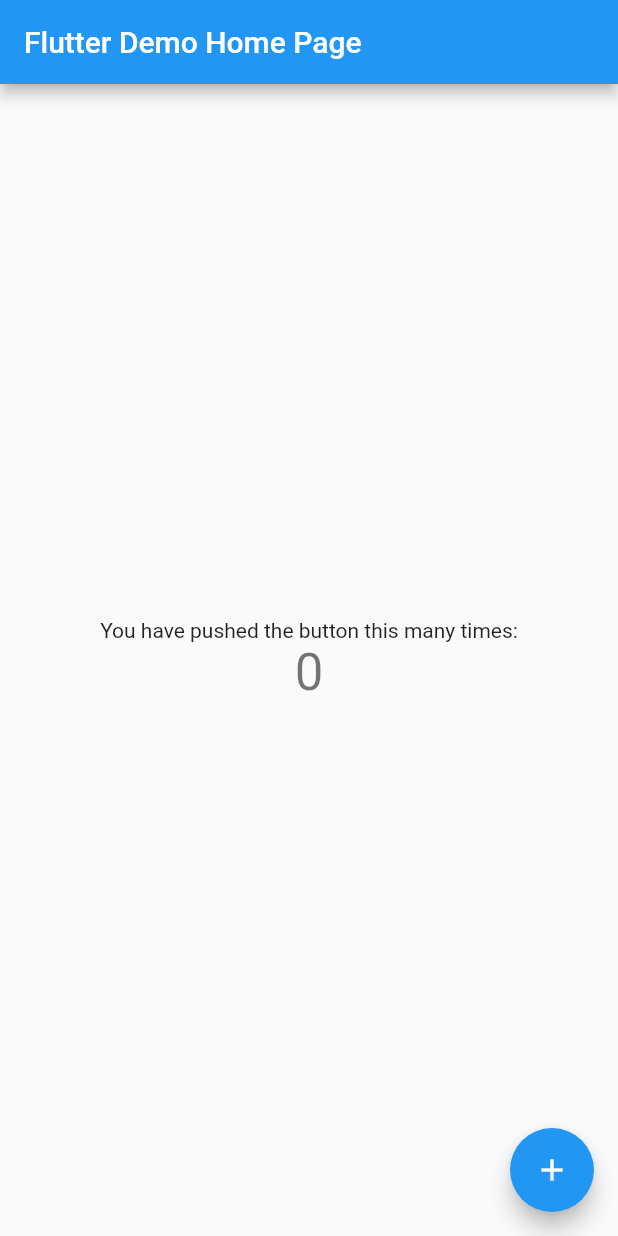
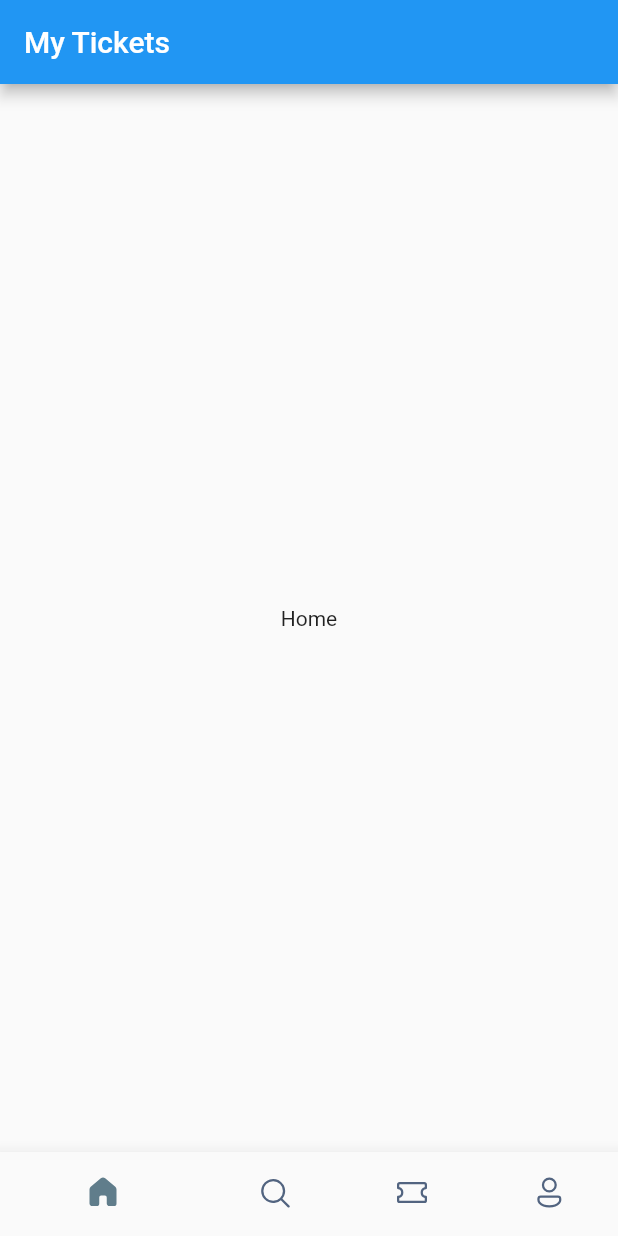
Before and after one commit to vedanshdwivedi/Ticket-Booking-App, a Flutter app: the screen it shows after launch, on a phone screen of 412 x 824 dp. Run offline on Flutter 3.47's test engine with Material 2 defaults, Android fonts, the phone set to English and light mode, and no system bars; our stand-ins replace fluentui_icons.

Commit message:
Added a Bottom Navigation Bar without pages

```diff
--- a/ticket_booking/lib/main.dart
+++ b/ticket_booking/lib/main.dart
@@ -1,4 +1,5 @@
 import 'package:flutter/material.dart';
+import 'package:ticket_booking/screens/bottom_bar.dart';
 
 void main() {
   runApp(const MyApp());
@@ -12,34 +13,17 @@ class MyApp extends StatelessWidget {
   Widget build(BuildContext context) {
     return MaterialApp(
       title: 'Flutter Demo',
+      debugShowCheckedModeBanner: false,
       theme: ThemeData(
-        // This is the theme of your application.
-        //
-        // Try running your application with "flutter run". You'll see the
-        // application has a blue toolbar. Then, without quitting the app, try
-        // changing the primarySwatch below to Colors.green and then invoke
-        // "hot reload" (press "r" in the console where you ran "flutter run",
-        // or simply save your changes to "hot reload" in a Flutter IDE).
-        // Notice that the counter didn't reset back to zero; the application
-        // is not restarted.
         primarySwatch: Colors.blue,
       ),
-      home: const MyHomePage(title: 'Flutter Demo Home Page'),
+      home: BottomBar(),
     );
   }
 }
 
 class MyHomePage extends StatefulWidget {
   const MyHomePage({super.key, required this.title});
-
-  // This widget is the home page of your application. It is stateful, meaning
-  // that it has a State object (defined below) that contains fields that affect
-  // how it looks.
-
-  // This class is the configuration for the state. It holds the values (in this
-  // case the title) provided by the parent (in this case the App widget) and
-  // used by the build method of the State. Fields in a Widget subclass are
-  // always marked "final".
 
   final String title;
 
@@ -52,47 +36,18 @@ class _MyHomePageState extends State<MyHomePage> {
 
   void _incrementCounter() {
     setState(() {
-      // This call to setState tells the Flutter framework that something has
-      // changed in this State, which causes it to rerun the build method below
-      // so that the display can reflect the updated values. If we changed
-      // _counter without calling setState(), then the build method would not be
-      // called again, and so nothing would appear to happen.
       _counter++;
     });
   }
 
   @override
   Widget build(BuildContext context) {
-    // This method is rerun every time setState is called, for instance as done
-    // by the _incrementCounter method above.
-    //
-    // The Flutter framework has been optimized to make rerunning build methods
-    // fast, so that you can just rebuild anything that needs updating rather
-    // than having to individually change instances of widgets.
     return Scaffold(
       appBar: AppBar(
-        // Here we take the value from the MyHomePage object that was created by
-        // the App.build method, and use it to set our appbar title.
         title: Text(widget.title),
       ),
       body: Center(
-        // Center is a layout widget. It takes a single child and positions it
-        // in the middle of the parent.
         child: Column(
-          // Column is also a layout widget. It takes a list of children and
-          // arranges them vertically. By default, it sizes itself to fit its
-          // children horizontally, and tries to be as tall as its parent.
-          //
-          // Invoke "debug painting" (press "p" in the console, choose the
-          // "Toggle Debug Paint" action from the Flutter Inspector in Android
-          // Studio, or the "Toggle Debug Paint" command in Visual Studio Code)
-          // to see the wireframe for each widget.
-          //
-          // Column has various properties to control how it sizes itself and
-          // how it positions its children. Here we use mainAxisAlignment to
-          // center the children vertically; the main axis here is the vertical
-          // axis because Columns are vertical (the cross axis would be
-          // horizontal).
           mainAxisAlignment: MainAxisAlignment.center,
           children: <Widget>[
             const Text(
--- /dev/null
+++ b/ticket_booking/lib/screens/bottom_bar.dart
@@ -0,0 +1,68 @@
+import 'package:fluentui_icons/fluentui_icons.dart';
+import 'package:flutter/material.dart';
+import 'package:flutter/src/widgets/container.dart';
+import 'package:flutter/src/widgets/framework.dart';
+
+class BottomBar extends StatefulWidget {
+  const BottomBar({super.key});
+
+  @override
+  State<BottomBar> createState() => _BottomBarState();
+}
+
+class _BottomBarState extends State<BottomBar> {
+  int _selectedIndex = 0;
+  static final List<Widget> _widgetOptions = <Widget>[
+    const Text("Home"),
+    const Text("Search"),
+    const Text("Tickets"),
+    const Text("Account")
+  ];
+
+  void _onItemTapped(int index) {
+    if (index < 0) {
+      index = 0;
+    }
+    if (index > 3) {
+      index = 3;
+    }
+    setState(() {
+      _selectedIndex = index;
+    });
+  }
+
+  @override
+  Widget build(BuildContext context) {
+    return Scaffold(
+      appBar: AppBar(
+        title: const Text("My Tickets"),
+      ),
+      body: Center(child: _widgetOptions[_selectedIndex]),
+      bottomNavigationBar: BottomNavigationBar(
+          onTap: _onItemTapped,
+          elevation: 10,
+          showSelectedLabels: false,
+          showUnselectedLabels: false,
+          selectedItemColor: Colors.blueGrey,
+          unselectedItemColor: const Color(0xFF526480),
+          items: const [
+            BottomNavigationBarItem(
+                icon: Icon(FluentSystemIcons.ic_fluent_home_regular),
+                activeIcon: Icon(FluentSystemIcons.ic_fluent_home_filled),
+                label: "Home"),
+            BottomNavigationBarItem(
+                icon: Icon(FluentSystemIcons.ic_fluent_search_regular),
+                activeIcon: Icon(FluentSystemIcons.ic_fluent_search_filled),
+                label: "Search"),
+            BottomNavigationBarItem(
+                icon: Icon(FluentSystemIcons.ic_fluent_ticket_regular),
+                activeIcon: Icon(FluentSystemIcons.ic_fluent_ticket_filled),
+                label: "Tickets"),
+            BottomNavigationBarItem(
+                icon: Icon(FluentSystemIcons.ic_fluent_person_regular),
+                activeIcon: Icon(FluentSystemIcons.ic_fluent_person_filled),
+                label: "Profile"),
+          ]),
+    );
+  }
+}
--- a/ticket_booking/pubspec.yaml
+++ b/ticket_booking/pubspec.yaml
@@ -36,6 +36,7 @@ dependencies:
   # The following adds the Cupertino Icons font to your application.
   # Use with the CupertinoIcons class for iOS style icons.
   cupertino_icons: ^1.0.2
+  fluentui_icons: ^1.0.0
 
 dev_dependencies:
   flutter_test:
```
